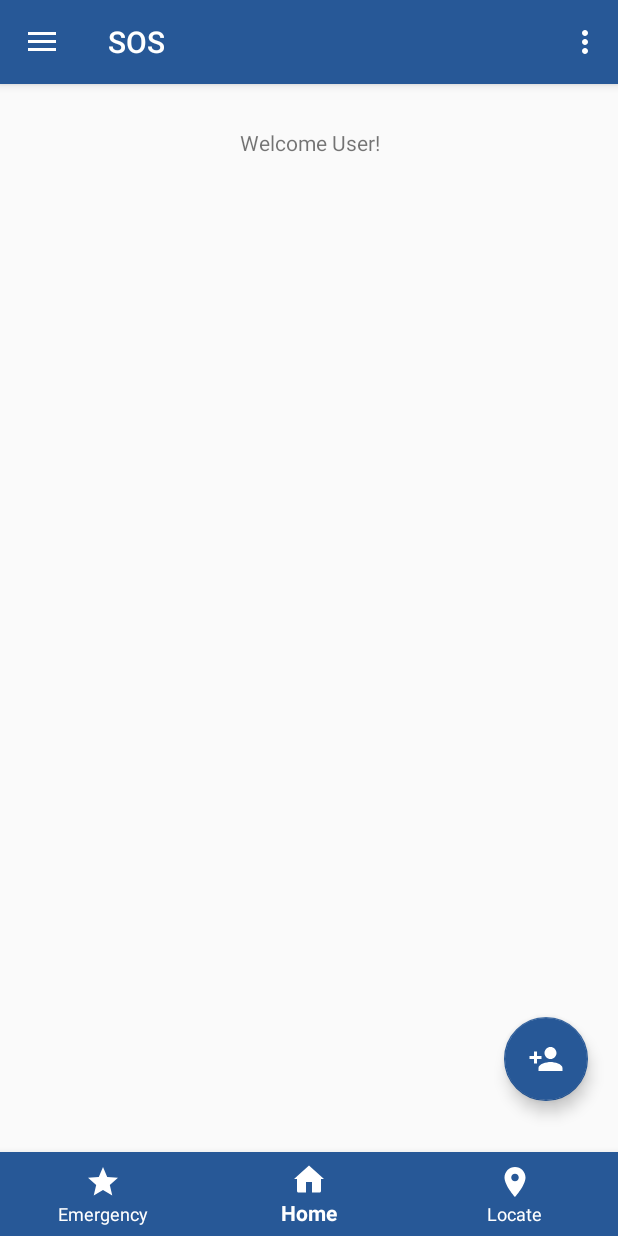
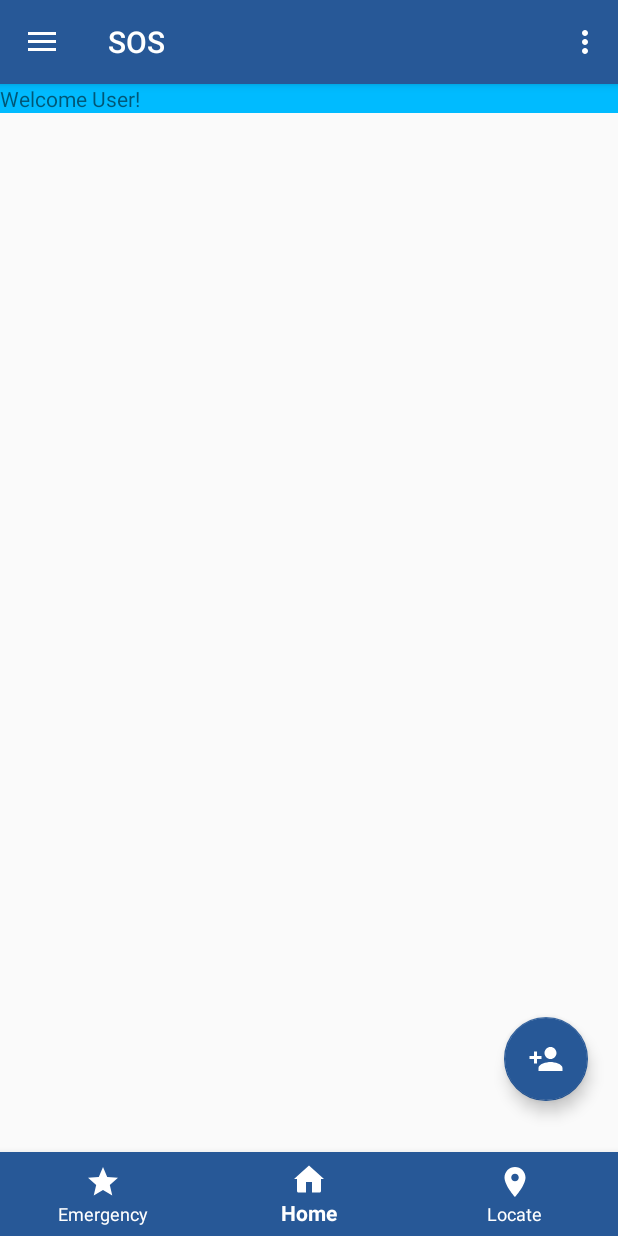
Before and after one commit to prashanth-nani/sos, an Android app: the HomeActivity screen opened directly, with no data from a screen before it, on a phone screen of 412 x 824 dp. Run offline under Robolectric (Android 15) with nearby library versions, the phone set to English and light mode, and no system bars.

Commit message:
Add home fragment and remove emergency contacts fragment temporarily

```diff
--- a/app/src/main/java/in/ac/mnnit/sos/HomeActivity.java
+++ b/app/src/main/java/in/ac/mnnit/sos/HomeActivity.java
@@ -1,12 +1,16 @@
 package in.ac.mnnit.sos;
 
 import android.content.Intent;
+import android.net.Uri;
 import android.os.Bundle;
 import android.os.Handler;
 import android.support.annotation.NonNull;
 import android.support.design.widget.BottomNavigationView;
 import android.support.design.widget.FloatingActionButton;
 import android.support.design.widget.Snackbar;
+import android.support.v4.app.FragmentManager;
+import android.support.v4.app.FragmentTransaction;
+import android.util.Log;
 import android.view.View;
 import android.support.design.widget.NavigationView;
 import android.support.v4.view.GravityCompat;
@@ -17,15 +21,17 @@ import android.support.v7.widget.Toolbar;
 import android.view.Menu;
 import android.view.MenuItem;
 
-import in.ac.mnnit.sos.fragments.EmergencyContactsFragment;
-import in.ac.mnnit.sos.models.Contact;
+import in.ac.mnnit.sos.fragments.HomeFragment;
 
 public class HomeActivity extends AppCompatActivity
         implements NavigationView.OnNavigationItemSelectedListener,
-        EmergencyContactsFragment.OnListFragmentInteractionListener {
+        HomeFragment.OnFragmentInteractionListener{
 
     View bottomNavigationMenuItem;
     BottomNavigationView bottomNavigationView;
+    FragmentManager fragmentManager;
+    FragmentTransaction transaction;
+
     @Override
     protected void onCreate(Bundle savedInstanceState) {
         super.onCreate(savedInstanceState);
@@ -56,6 +62,12 @@ public class HomeActivity extends AppCompatActivity
 
         bottomNavigationView = (BottomNavigationView) findViewById(R.id.bottomNavigation);
         bottomNavigationView.setOnNavigationItemSelectedListener(new BottomNavigationHandler());
+
+        HomeFragment homeFragment = new HomeFragment();
+        fragmentManager = getSupportFragmentManager();
+        transaction = fragmentManager.beginTransaction();
+        transaction.add(R.id.content_home, homeFragment, "homeFragment");
+        transaction.commit();
     }
 
     private Boolean exit = false;
@@ -129,7 +141,7 @@ public class HomeActivity extends AppCompatActivity
     }
 
     public void showEmergencyContacts(){
-
+        Log.d("test", "emergency");
     }
 
     public void showHome(){
@@ -138,11 +150,11 @@ public class HomeActivity extends AppCompatActivity
     }
 
     @Override
-    public void onListFragmentInteraction(Contact contactItem) {
+    public void onFragmentInteraction(Uri uri) {
 
     }
 
-    class BottomNavigationHandler implements BottomNavigationView.OnNavigationItemSelectedListener{
+    class BottomNavigationHandler implements BottomNavigationView.OnNavigationItemSelectedListener {
 
         @Override
         public boolean onNavigationItemSelected(@NonNull MenuItem item) {
--- /dev/null
+++ b/app/src/main/java/in/ac/mnnit/sos/fragments/HomeFragment.java
@@ -0,0 +1,109 @@
+package in.ac.mnnit.sos.fragments;
+
+import android.content.Context;
+import android.net.Uri;
+import android.os.Bundle;
+import android.support.v4.app.Fragment;
+import android.view.LayoutInflater;
+import android.view.View;
+import android.view.ViewGroup;
+
+import in.ac.mnnit.sos.R;
+
+/**
+ * A simple {@link Fragment} subclass.
+ * Activities that contain this fragment must implement the
+ * {@link HomeFragment.OnFragmentInteractionListener} interface
+ * to handle interaction events.
+ * Use the {@link HomeFragment#newInstance} factory method to
+ * create an instance of this fragment.
+ */
+public class HomeFragment extends Fragment {
+    // TODO: Rename parameter arguments, choose names that match
+    // the fragment initialization parameters, e.g. ARG_ITEM_NUMBER
+    private static final String ARG_PARAM1 = "param1";
+    private static final String ARG_PARAM2 = "param2";
+
+    // TODO: Rename and change types of parameters
+    private String mParam1;
+    private String mParam2;
+
+    private OnFragmentInteractionListener mListener;
+
+    public HomeFragment() {
+        // Required empty public constructor
+    }
+
+    /**
+     * Use this factory method to create a new instance of
+     * this fragment using the provided parameters.
+     *
+     * @param param1 Parameter 1.
+     * @param param2 Parameter 2.
+     * @return A new instance of fragment HomeFragment.
+     */
+    // TODO: Rename and change types and number of parameters
+    public static HomeFragment newInstance(String param1, String param2) {
+        HomeFragment fragment = new HomeFragment();
+        Bundle args = new Bundle();
+        args.putString(ARG_PARAM1, param1);
+        args.putString(ARG_PARAM2, param2);
+        fragment.setArguments(args);
+        return fragment;
+    }
+
+    @Override
+    public void onCreate(Bundle savedInstanceState) {
+        super.onCreate(savedInstanceState);
+        if (getArguments() != null) {
+            mParam1 = getArguments().getString(ARG_PARAM1);
+            mParam2 = getArguments().getString(ARG_PARAM2);
+        }
+    }
+
+    @Override
+    public View onCreateView(LayoutInflater inflater, ViewGroup container,
+                             Bundle savedInstanceState) {
+        // Inflate the layout for this fragment
+        return inflater.inflate(R.layout.fragment_home, container, false);
+    }
+
+    // TODO: Rename method, update argument and hook method into UI event
+    public void onButtonPressed(Uri uri) {
+        if (mListener != null) {
+            mListener.onFragmentInteraction(uri);
+        }
+    }
+
+    @Override
+    public void onAttach(Context context) {
+        super.onAttach(context);
+        if (context instanceof OnFragmentInteractionListener) {
+            mListener = (OnFragmentInteractionListener) context;
+        } else {
+            throw new RuntimeException(context.toString()
+                    + " must implement OnFragmentInteractionListener");
+        }
+    }
+
+    @Override
+    public void onDetach() {
+        super.onDetach();
+        mListener = null;
+    }
+
+    /**
+     * This interface must be implemented by activities that contain this
+     * fragment to allow an interaction in this fragment to be communicated
+     * to the activity and potentially other fragments contained in that
+     * activity.
+     * <p>
+     * See the Android Training lesson <a href=
+     * "http://developer.android.com/training/basics/fragments/communicating.html"
+     * >Communicating with Other Fragments</a> for more information.
+     */
+    public interface OnFragmentInteractionListener {
+        // TODO: Update argument type and name
+        void onFragmentInteraction(Uri uri);
+    }
+}
--- a/app/src/main/res/layout/content_home.xml
+++ b/app/src/main/res/layout/content_home.xml
@@ -13,18 +13,6 @@
     <FrameLayout
         android:layout_width="match_parent"
         android:layout_height="match_parent">
-
-        <TextView
-            android:text="Welcome User!"
-            android:layout_width="match_parent"
-            android:layout_height="wrap_content"
-            android:gravity="center"
-            android:layout_alignParentTop="true"
-            android:layout_alignParentLeft="true"
-            android:layout_alignParentStart="true"
-            android:layout_marginTop="29dp"
-            android:id="@+id/welcomeTextView" />
-
     </FrameLayout>
 
     <android.support.design.widget.BottomNavigationView
--- /dev/null
+++ b/app/src/main/res/layout/fragment_home.xml
@@ -0,0 +1,14 @@
+<RelativeLayout xmlns:android="http://schemas.android.com/apk/res/android"
+    xmlns:tools="http://schemas.android.com/tools"
+    android:layout_width="match_parent"
+    android:layout_height="wrap_content"
+    android:background="#00BBFF"
+    tools:context="in.ac.mnnit.sos.fragments.HomeFragment">
+
+    <!-- TODO: Update blank fragment layout -->
+    <TextView
+        android:layout_width="match_parent"
+        android:layout_height="wrap_content"
+        android:text="Welcome User!" />
+
+</RelativeLayout>
--- a/app/src/main/res/values/strings.xml
+++ b/app/src/main/res/values/strings.xml
@@ -117,4 +117,7 @@
         "when a user tries to pick up one of cards.\n\n"
     </string>
     <string name="title_activity_emergency_contacts">EmergencyContactsActivity</string>
+
+    <!-- TODO: Remove or change this placeholder text -->
+    <string name="hello_blank_fragment">Hello blank fragment</string>
 </resources>
```
Also changed, not shown: app/src/main/java/in/ac/mnnit/sos/fragments/EmergencyContactItemRecyclerViewAdapter.java (deleted, +0 -78 lines), app/src/main/java/in/ac/mnnit/sos/fragments/EmergencyContactsFragment.java (deleted, +0 -111 lines), app/src/main/java/in/ac/mnnit/sos/fragments/dummy/DummyContent.java (deleted, +0 -72 lines), app/src/main/res/layout/emergency_contact_item.xml (deleted, +0 -20 lines), app/src/main/res/layout/emergency_contact_item_list.xml (deleted, +0 -13 lines).
